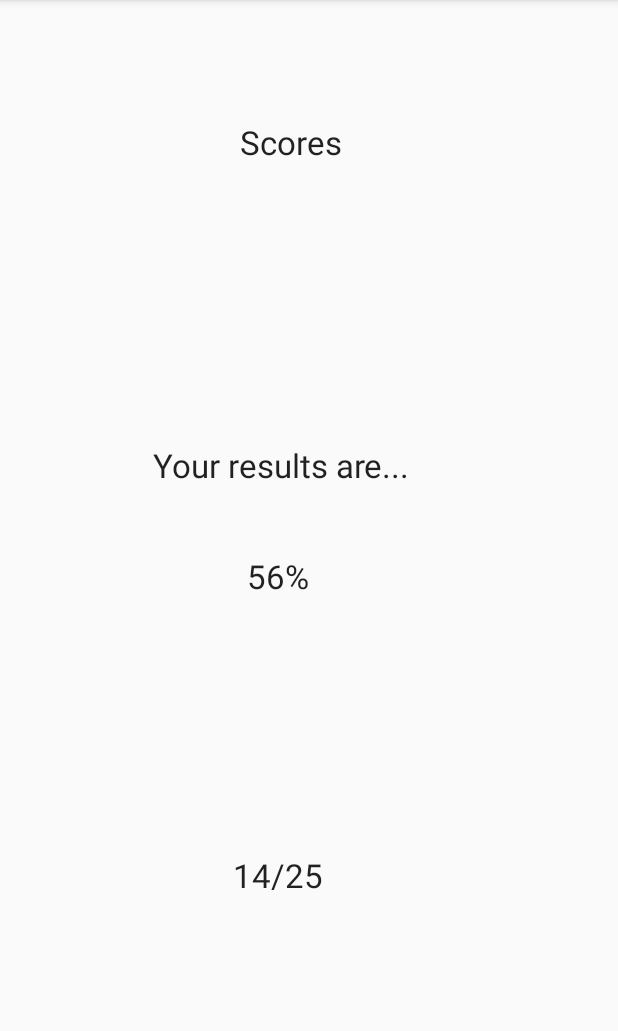
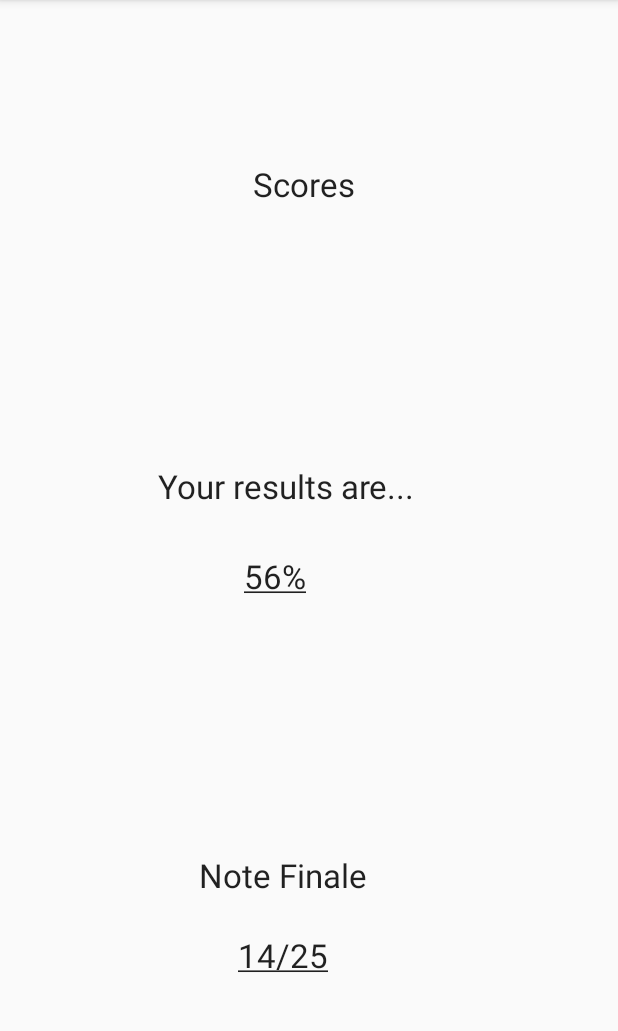
Before and after one commit to stodevCoding/ProjectWeekAndroid, an Android app: the screen it shows after launch (activity_results), on a phone screen of 412 x 824 dp, the part 84-1115 px from its top. Run offline under Robolectric (Android 15) with nearby library versions, the phone set to English and light mode, and no system bars.

Commit message:
un peu plus propre, fonctionnel, toujours pas de variables

```diff
--- a/app/src/main/java/com/stod/projectandroid/activity_results.java
+++ b/app/src/main/java/com/stod/projectandroid/activity_results.java
@@ -2,8 +2,8 @@ package com.stod.projectandroid;
 
 import androidx.appcompat.app.AppCompatActivity;
 
-import android.content.Intent;
 import android.os.Bundle;
+import android.text.Html;
 import android.widget.TextView;
 
 public class activity_results extends AppCompatActivity {
@@ -14,7 +14,7 @@ public class activity_results extends AppCompatActivity {
         super.onCreate(savedInstanceState);
         setContentView(R.layout.activity_results);
 
-        final TextView finalenote = findViewById(R.id.notefinale);
+        final TextView finalenote = findViewById(R.id.note);
         final TextView results = findViewById(R.id.results);
 
       // Intent intent = new Intent();
@@ -24,10 +24,10 @@ public class activity_results extends AppCompatActivity {
         int score = 14;
 
         String note = score+"/"+total;
-        finalenote.setText(note);
+        finalenote.setText(Html.fromHtml("<p><u>"+note+"</u></p>"));
 
         int notation = score*100/total;
 
-        results.setText(notation+"%");
+        results.setText(Html.fromHtml("<p><u>"+notation+"%</u></p>"));
     }
 }
--- a/app/src/main/res/layout/activity_results.xml
+++ b/app/src/main/res/layout/activity_results.xml
@@ -10,11 +10,12 @@
         android:id="@+id/Scores"
         android:layout_width="77dp"
         android:layout_height="46dp"
-        android:layout_marginTop="80dp"
+        android:layout_marginTop="108dp"
+        android:gravity="center_horizontal"
         android:text="Scores"
         android:textAppearance="@style/TextAppearance.AppCompat.Large"
         app:layout_constraintEnd_toEndOf="parent"
-        app:layout_constraintHorizontal_bias="0.479"
+        app:layout_constraintHorizontal_bias="0.488"
         app:layout_constraintStart_toStartOf="parent"
         app:layout_constraintTop_toTopOf="parent" />
 
@@ -23,6 +24,7 @@
         android:layout_width="wrap_content"
         android:layout_height="wrap_content"
         android:layout_marginTop="124dp"
+        android:gravity="center_horizontal"
         android:text="Your results are..."
         android:textAppearance="@style/TextAppearance.AppCompat.Large"
         app:layout_constraintBottom_toTopOf="@+id/results"
@@ -35,7 +37,8 @@
         android:id="@+id/results"
         android:layout_width="wrap_content"
         android:layout_height="wrap_content"
-        android:text="XXX"
+        android:gravity="center_horizontal"
+        android:text="@string/xxx"
         android:inputType="text"
         android:textAppearance="@style/TextAppearance.AppCompat.Large"
         app:layout_constraintBottom_toBottomOf="parent"
@@ -48,11 +51,23 @@
         android:id="@+id/notefinale"
         android:layout_width="wrap_content"
         android:layout_height="wrap_content"
-        android:text="Note Finale"
+        android:gravity="center_horizontal"
+        android:text="@string/notefinale"
         android:inputType="text"
         android:textAppearance="@style/TextAppearance.AppCompat.Large"
         app:layout_constraintBottom_toBottomOf="parent"
         app:layout_constraintEnd_toEndOf="@+id/results"
         app:layout_constraintStart_toStartOf="@+id/results"
         app:layout_constraintTop_toBottomOf="@+id/results" />
+
+    <TextView
+        android:id="@+id/note"
+        android:layout_width="wrap_content"
+        android:layout_height="wrap_content"
+        android:layout_marginTop="24dp"
+        android:text="@string/note"
+        android:textAppearance="@style/TextAppearance.AppCompat.Large"
+        app:layout_constraintEnd_toEndOf="@+id/notefinale"
+        app:layout_constraintStart_toStartOf="@+id/notefinale"
+        app:layout_constraintTop_toBottomOf="@+id/notefinale" />
 </androidx.constraintlayout.widget.ConstraintLayout>
--- a/app/src/main/res/values/strings.xml
+++ b/app/src/main/res/values/strings.xml
@@ -1,4 +1,7 @@
 <resources>
     <string name="app_name">ProjectAndroid</string>
     <string name="difficultylevel">Choisis ta difficulté</string>
+    <string name="notefinale">Note Finale</string>
+    <string name="note">Note</string>
+    <string name="xxx"><u>XXX</u></string>
 </resources>
```
